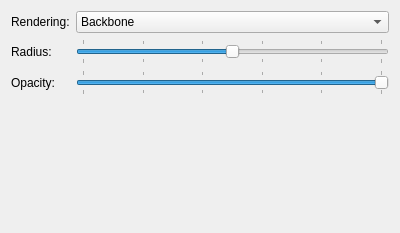
First picture: the form in libavogadro/src/engines/ribbonsettingswidget.ui, repository cryos/avogadro, before the edit.
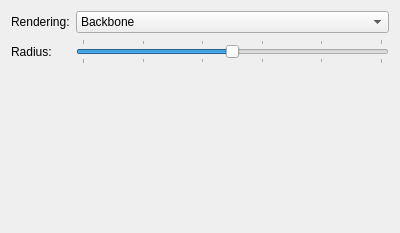
Second picture: the form after the edit.

Commit message: Removed the opacity slider for now. Also added in a new display type - lines. Renders cylinders between points and spheres at each point.

Diff of the .ui file:
```diff
--- a/libavogadro/src/engines/ribbonsettingswidget.ui
+++ b/libavogadro/src/engines/ribbonsettingswidget.ui
@@ -67,47 +67,6 @@
      </property>
     </widget>
    </item>
-   <item row="2" column="0" >
-    <widget class="QLabel" name="bondRadiusLabel_3" >
-     <property name="text" >
-      <string>Opacity:</string>
-     </property>
-    </widget>
-   </item>
-   <item row="2" column="1" >
-    <widget class="QSlider" name="opacitySlider" >
-     <property name="minimum" >
-      <number>0</number>
-     </property>
-     <property name="maximum" >
-      <number>20</number>
-     </property>
-     <property name="singleStep" >
-      <number>1</number>
-     </property>
-     <property name="pageStep" >
-      <number>2</number>
-     </property>
-     <property name="value" >
-      <number>20</number>
-     </property>
-     <property name="sliderPosition" >
-      <number>20</number>
-     </property>
-     <property name="orientation" >
-      <enum>Qt::Horizontal</enum>
-     </property>
-     <property name="invertedAppearance" >
-      <bool>false</bool>
-     </property>
-     <property name="tickPosition" >
-      <enum>QSlider::TicksBothSides</enum>
-     </property>
-     <property name="tickInterval" >
-      <number>4</number>
-     </property>
-    </widget>
-   </item>
    <item row="3" column="1" >
     <spacer>
      <property name="orientation" >
```
Left out of the diff: 7 changed lines with no effect on the pictures. The commit also changes 3 other files.
